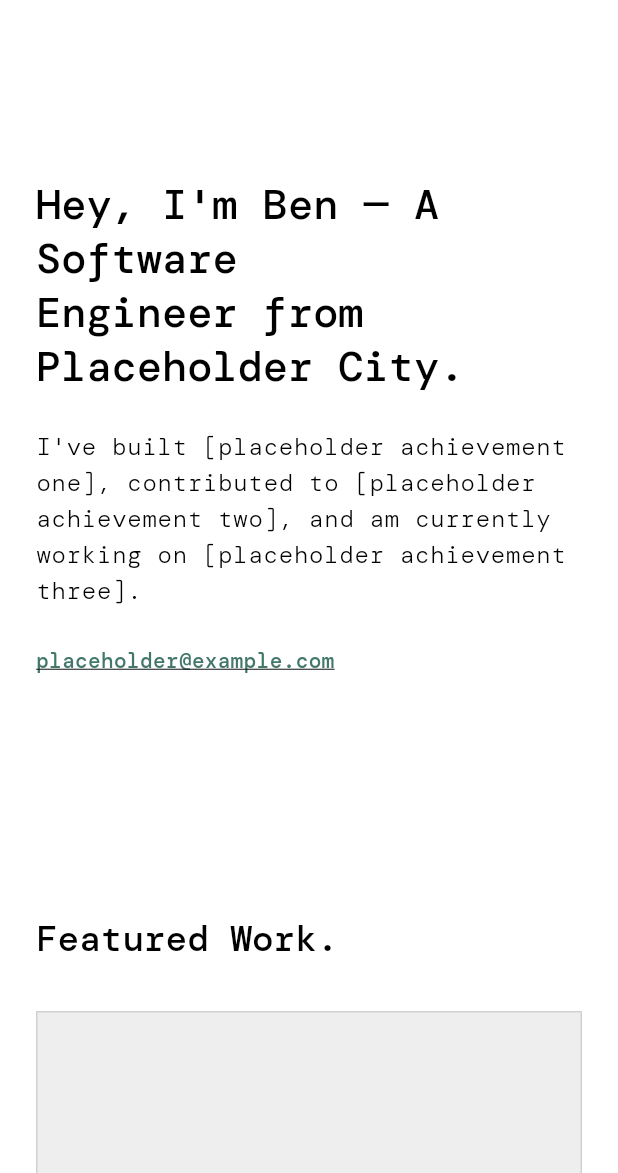
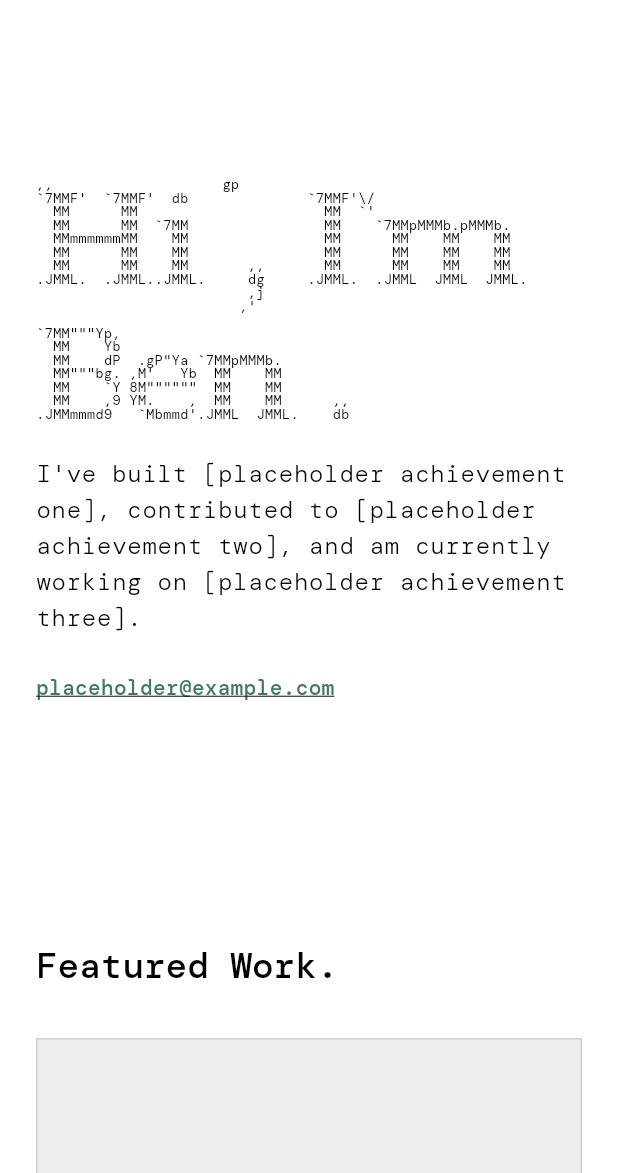
Before and after one commit to bknight72/ben_knight_website, a Flutter app: the screen it shows after launch, on a phone screen of 412 x 824 dp, the part 63-1236 px from its top. Run offline on Flutter 3.47's test engine with Material 3 defaults, Android fonts, the phone set to English and light mode, and no system bars; our stand-ins replace google_fonts.

Commit message:
add cool hacker style load

```diff
--- a/lib/theme/app_theme.dart
+++ b/lib/theme/app_theme.dart
@@ -15,6 +15,11 @@ const double kMobileBreakpoint = 992.0;
 /// Maximum content width for section bodies, mirroring the reference site's
 /// Bootstrap container max-width.
 const double kMaxContentWidth = 1200.0;
+
+/// Width below which the Hero ASCII-art wordmark switches from the wide
+/// single-row layout to the narrower stacked layout. Independent of
+/// [kMobileBreakpoint], which governs the nav bar's own collapse point.
+const double kHeroArtBreakpoint = 600.0;
 
 class AppTheme {
   AppTheme._();
--- /dev/null
+++ b/lib/widgets/hero_ascii_art.dart
@@ -0,0 +1,161 @@
+import 'dart:math';
+
+import 'package:flutter/material.dart';
+import 'package:google_fonts/google_fonts.dart';
+
+import '../data/portfolio_data.dart';
+import '../theme/app_theme.dart';
+
+/// Wide, single-row wordmark art shown at [kHeroArtBreakpoint] and above.
+/// Every line is padded to equal length by construction below; trailing
+/// spaces here are load-bearing and must not be trimmed.
+const List<String> _wideArt = [
+  '                ,,                    gp                                                           ',
+  '`7MMF\'  `7MMF\'  db              `7MMF\'\\/                      `7MM"""Yp,                           ',
+  '  MM      MM                      MM  `\'                        MM    Yb                           ',
+  '  MM      MM  `7MM                MM    `7MMpMMMb.pMMMb.        MM    dP  .gP"Ya `7MMpMMMb.        ',
+  '  MMmmmmmmMM    MM                MM      MM    MM    MM        MM"""bg. ,M\'   Yb  MM    MM        ',
+  '  MM      MM    MM                MM      MM    MM    MM        MM    `Y 8M""""""  MM    MM        ',
+  '  MM      MM    MM       ,,       MM      MM    MM    MM        MM    ,9 YM.    ,  MM    MM      ,,',
+  '.JMML.  .JMML..JMML.     dg     .JMML.  .JMML  JMML  JMML.    .JMMmmmd9   `Mbmmd\'.JMML  JMML.    db',
+  '                         ,j                                                                        ',
+  '                        ,\'                                                                         ',
+];
+
+/// Narrower, stacked wordmark art shown below [kHeroArtBreakpoint]. The two
+/// blocks (top logo mark, bottom "Ben" word) are separated by a blank line.
+const List<String> _narrowArt = [
+  ',,                    gp                  ',
+  '`7MMF\'  `7MMF\'  db              `7MMF\'\\/                  ',
+  '  MM      MM                      MM  `\'                  ',
+  '  MM      MM  `7MM                MM    `7MMpMMMb.pMMMb.  ',
+  '  MMmmmmmmMM    MM                MM      MM    MM    MM  ',
+  '  MM      MM    MM                MM      MM    MM    MM  ',
+  '  MM      MM    MM       ,,       MM      MM    MM    MM  ',
+  '.JMML.  .JMML..JMML.     dg     .JMML.  .JMML  JMML  JMML.',
+  '                         ,j                               ',
+  '                        ,\'                                ',
+  '',
+  '`7MM"""Yp,                                                ',
+  '  MM    Yb                                                ',
+  '  MM    dP  .gP"Ya `7MMpMMMb.                             ',
+  '  MM"""bg. ,M\'   Yb  MM    MM                             ',
+  '  MM    `Y 8M""""""  MM    MM                             ',
+  '  MM    ,9 YM.    ,  MM    MM      ,,                     ',
+  '.JMMmmmd9   `Mbmmd\'.JMML  JMML.    db',
+];
+
+/// Pool of glyphs used for the transient "scramble" state as each column of
+/// the art decodes in. Intentionally broader than the character set the art
+/// itself actually uses, for a glitchier reveal.
+const String _scramblePool =
+    'ABCDEFGHIJKLMNOPQRSTUVWXYZ0123456789!@#\$%^&*()_+-=[]{}<>?/|~';
+
+const Duration _kRevealDuration = Duration(milliseconds: 1200);
+const double _kScrambleWindowMs = 250;
+
+/// Animated ASCII-art wordmark for the Hero section. On first mount, reveals
+/// the art left-to-right in a column wave: each not-yet-reached column is
+/// blank, the currently-active column scrambles through random glyphs, and
+/// settled columns show the true character. Spaces in the source art are
+/// never scrambled, so the silhouette holds throughout. Runs once, no loop.
+class HeroAsciiArt extends StatefulWidget {
+  const HeroAsciiArt({super.key});
+
+  @override
+  State<HeroAsciiArt> createState() => _HeroAsciiArtState();
+}
+
+class _HeroAsciiArtState extends State<HeroAsciiArt>
+    with SingleTickerProviderStateMixin {
+  late final AnimationController _controller;
+  final Random _random = Random();
+
+  @override
+  void initState() {
+    super.initState();
+    _controller = AnimationController(
+      vsync: this,
+      duration: _kRevealDuration,
+    )..forward();
+    _controller.addListener(_onTick);
+  }
+
+  void _onTick() => setState(() {});
+
+  @override
+  void dispose() {
+    _controller.removeListener(_onTick);
+    _controller.dispose();
+    super.dispose();
+  }
+
+  String _randomGlyph() =>
+      _scramblePool[_random.nextInt(_scramblePool.length)];
+
+  List<String> _buildDisplayedLines(List<String> sourceArt) {
+    final totalCols = sourceArt.fold<int>(
+      0,
+      (max, line) => line.length > max ? line.length : max,
+    );
+    if (totalCols <= 1) return sourceArt;
+
+    final elapsedMs = _controller.value * _kRevealDuration.inMilliseconds;
+    final revealSpan = _kRevealDuration.inMilliseconds - _kScrambleWindowMs;
+
+    return sourceArt.map((line) {
+      final buffer = StringBuffer();
+      for (var c = 0; c < line.length; c++) {
+        final sourceChar = line[c];
+        if (sourceChar == ' ') {
+          buffer.write(' ');
+          continue;
+        }
+
+        final activation = (c / (totalCols - 1)) * revealSpan;
+        final lock = activation + _kScrambleWindowMs;
+
+        if (elapsedMs < activation) {
+          buffer.write(' ');
+        } else if (elapsedMs < lock) {
+          buffer.write(_randomGlyph());
+        } else {
+          buffer.write(sourceChar);
+        }
+      }
+      return buffer.toString();
+    }).toList();
+  }
+
+  @override
+  Widget build(BuildContext context) {
+    final wide = MediaQuery.of(context).size.width >= kHeroArtBreakpoint;
+    final sourceArt = wide ? _wideArt : _narrowArt;
+    final fontSize = wide ? 10.0 : 9.0;
+    final displayedLines = _buildDisplayedLines(sourceArt);
+
+    final textStyle = GoogleFonts.dmMono(
+      fontSize: fontSize,
+      height: 1.0,
+      color: AppColors.text,
+    );
+
+    return Semantics(
+      label: PortfolioData.heroHeadline,
+      child: ExcludeSemantics(
+        child: SingleChildScrollView(
+          scrollDirection: Axis.horizontal,
+          physics: const ClampingScrollPhysics(),
+          child: Column(
+            mainAxisSize: MainAxisSize.min,
+            crossAxisAlignment: CrossAxisAlignment.start,
+            children: [
+              for (final line in displayedLines)
+                Text(line, style: textStyle, softWrap: false),
+            ],
+          ),
+        ),
+      ),
+    );
+  }
+}
--- a/lib/widgets/hero_section.dart
+++ b/lib/widgets/hero_section.dart
@@ -4,10 +4,12 @@ import 'package:url_launcher/url_launcher.dart';
 import '../data/portfolio_data.dart';
 import '../theme/app_spacing.dart';
 import '../theme/app_text_styles.dart';
+import 'hero_ascii_art.dart';
 import 'section_container.dart';
 
-/// Text-only hero/intro section: bold headline, subtext, and a plain
-/// underlined email CTA — mirrors the reference site's landing block.
+/// Hero/intro section: animated ASCII-art wordmark in place of a plain text
+/// headline, subtext, and a plain underlined email CTA — mirrors the
+/// reference site's landing block.
 class HeroSection extends StatelessWidget {
   const HeroSection({super.key});
 
@@ -20,17 +22,18 @@ class HeroSection extends StatelessWidget {
         horizontal: AppSpacing.xl,
         vertical: AppSpacing.hero,
       ),
-      child: ConstrainedBox(
+      child: Column(
+        crossAxisAlignment: CrossAxisAlignment.start,
+        mainAxisSize: MainAxisSize.min,
+        children: [
+          const HeroAsciiArt(),
+          const SizedBox(height: AppSpacing.xl),
+          ConstrainedBox(
             constraints: const BoxConstraints(maxWidth: 600),
             child: Column(
               crossAxisAlignment: CrossAxisAlignment.start,
               mainAxisSize: MainAxisSize.min,
               children: [
-            Text(
-              PortfolioData.heroHeadline,
-              style: textTheme.headlineMedium,
-            ),
-            const SizedBox(height: AppSpacing.xl),
                 Text(
                   PortfolioData.heroSubtext,
                   style: textTheme.bodyLarge?.copyWith(
@@ -52,6 +55,8 @@ class HeroSection extends StatelessWidget {
               ],
             ),
           ),
+        ],
+      ),
     );
   }
 }
```
Also changed, not shown: 1 other file. Lines whose indentation alone changed are shown as unchanged.
